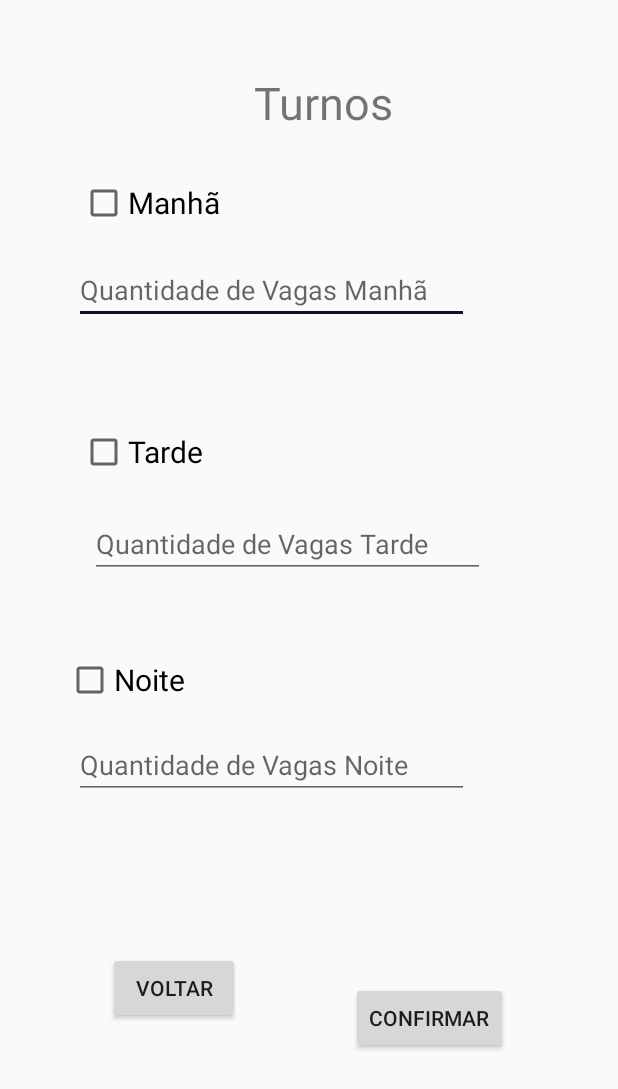
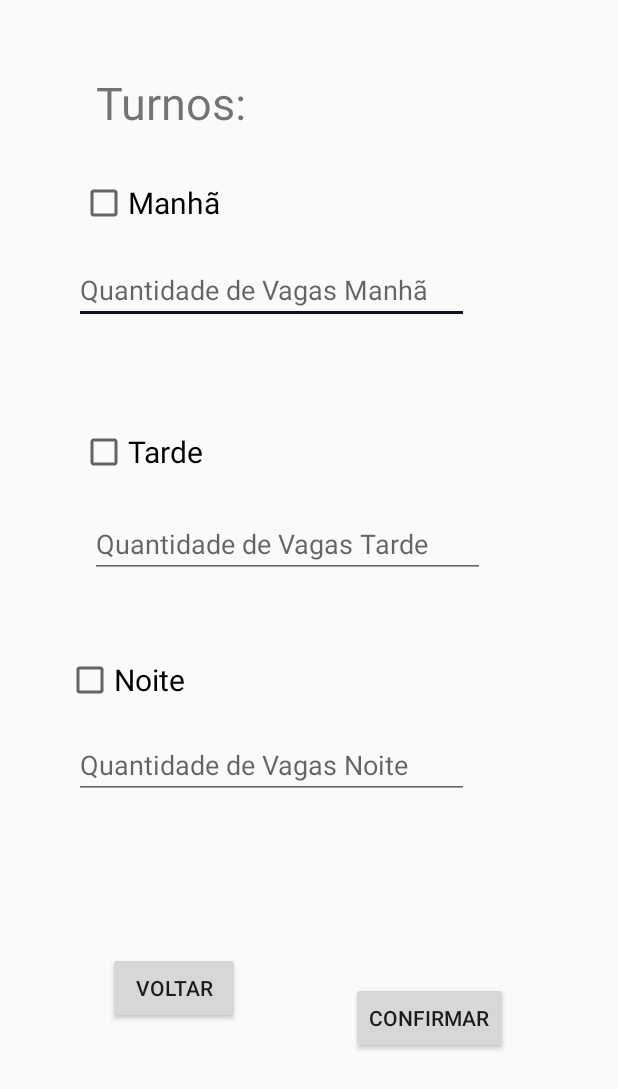
Before and after one commit to CGCavalcante/Health-new, an Android app: the SetarHorario screen opened directly, with no data from a screen before it, on a phone screen of 412 x 824 dp. Shown: the top 1089 px of the screen. Run offline under Robolectric (Android 15) with nearby library versions, the phone set to English and light mode, and no system bars.

Commit message:
Ajuste de telas (Horario Medico) entre outras! Colab: Carol

```diff
--- a/app/src/main/java/com/maishealth/maishealth/CalendarioDialog.java
+++ b/app/src/main/java/com/maishealth/maishealth/CalendarioDialog.java
@@ -86,7 +86,7 @@ public class CalendarioDialog extends AppCompatActivity {
         finish();
     }
 
-    public void voltarMenuMed(View view) {
+    public void voltarMenuMed1(View view) {
         this.mudarTela(MenuMedicoActivity.class);
     }
 
--- a/app/src/main/java/com/maishealth/maishealth/SetarHorario.java
+++ b/app/src/main/java/com/maishealth/maishealth/SetarHorario.java
@@ -1,13 +1,42 @@
 package com.maishealth.maishealth;
 
+import android.content.Intent;
 import android.support.v7.app.AppCompatActivity;
 import android.os.Bundle;
+import android.view.View;
+import android.widget.TextView;
+
+import com.maishealth.maishealth.usuario.dominio.HorarioMedico;
+import com.maishealth.maishealth.usuario.gui.MenuMedicoActivity;
 
 public class SetarHorario extends AppCompatActivity {
+    private TextView diaSemana;
 
     @Override
     protected void onCreate(Bundle savedInstanceState) {
         super.onCreate(savedInstanceState);
         setContentView(R.layout.activity_setar_horario);
+
+        diaSemana = (TextView) findViewById(R.id.textDia);
+
+        Intent intent = getIntent();
+        String dia = intent.getStringExtra("dia");
+
+        diaSemana.setText(dia);
+    }
+
+    private void mudarTela(Class tela) {
+        Intent intent = new Intent(this, tela);
+        startActivity(intent);
+        finish();
+    }
+
+    public void voltarHoraMed(View view) {
+        this.mudarTela(HorarioMedicoAct.class);
+    }
+
+    @Override
+    public void onBackPressed() {
+        this.mudarTela(HorarioMedicoAct.class);
     }
 }
--- a/app/src/main/res/layout/activity_calendario_dialog.xml
+++ b/app/src/main/res/layout/activity_calendario_dialog.xml
@@ -79,7 +79,7 @@
         android:layout_height="wrap_content"
         android:layout_marginTop="64dp"
         android:background="@color/colorButoes"
-        android:onClick="voltarMenuMed"
+        android:onClick="voltarMenuMed1"
         android:text="@string/button_cancelar"
         android:textColor="@color/colorTextoBut"
         app:layout_constraintEnd_toStartOf="@+id/bt_confirmar_hor_montado_med"
--- a/app/src/main/res/layout/activity_setar_horario.xml
+++ b/app/src/main/res/layout/activity_setar_horario.xml
@@ -14,12 +14,29 @@
         android:layout_marginEnd="8dp"
         android:layout_marginStart="8dp"
         android:layout_marginTop="8dp"
-        android:text="Turnos"
+        android:text="Turnos:"
         android:textSize="30dp"
         app:layout_constraintBottom_toBottomOf="parent"
         app:layout_constraintEnd_toEndOf="parent"
-        app:layout_constraintHorizontal_bias="0.532"
+        app:layout_constraintHorizontal_bias="0.189"
         app:layout_constraintStart_toStartOf="parent"
+        app:layout_constraintTop_toTopOf="parent"
+        app:layout_constraintVertical_bias="0.052" />
+
+    <TextView
+        android:id="@+id/textDia"
+        android:layout_width="wrap_content"
+        android:layout_height="wrap_content"
+        android:layout_marginBottom="8dp"
+        android:layout_marginEnd="8dp"
+        android:layout_marginStart="8dp"
+        android:layout_marginTop="8dp"
+        android:text="Dia"
+        android:textSize="30dp"
+        app:layout_constraintBottom_toBottomOf="parent"
+        app:layout_constraintEnd_toEndOf="parent"
+        app:layout_constraintHorizontal_bias="0.466"
+        app:layout_constraintStart_toEndOf="@+id/textTurno"
         app:layout_constraintTop_toTopOf="parent"
         app:layout_constraintVertical_bias="0.052" />
 
@@ -136,6 +153,7 @@
         android:layout_marginEnd="8dp"
         android:layout_marginStart="8dp"
         android:layout_marginTop="8dp"
+        android:onClick="voltarHoraMed"
         android:text="Voltar"
         app:layout_constraintBottom_toBottomOf="parent"
         app:layout_constraintEnd_toEndOf="parent"
```
Also changed, not shown: app/src/main/java/com/maishealth/maishealth/HorarioMedicoAct.java (+36 -11 lines), app/src/main/res/layout/activity_horario_medico.xml (+7 -1 lines).
